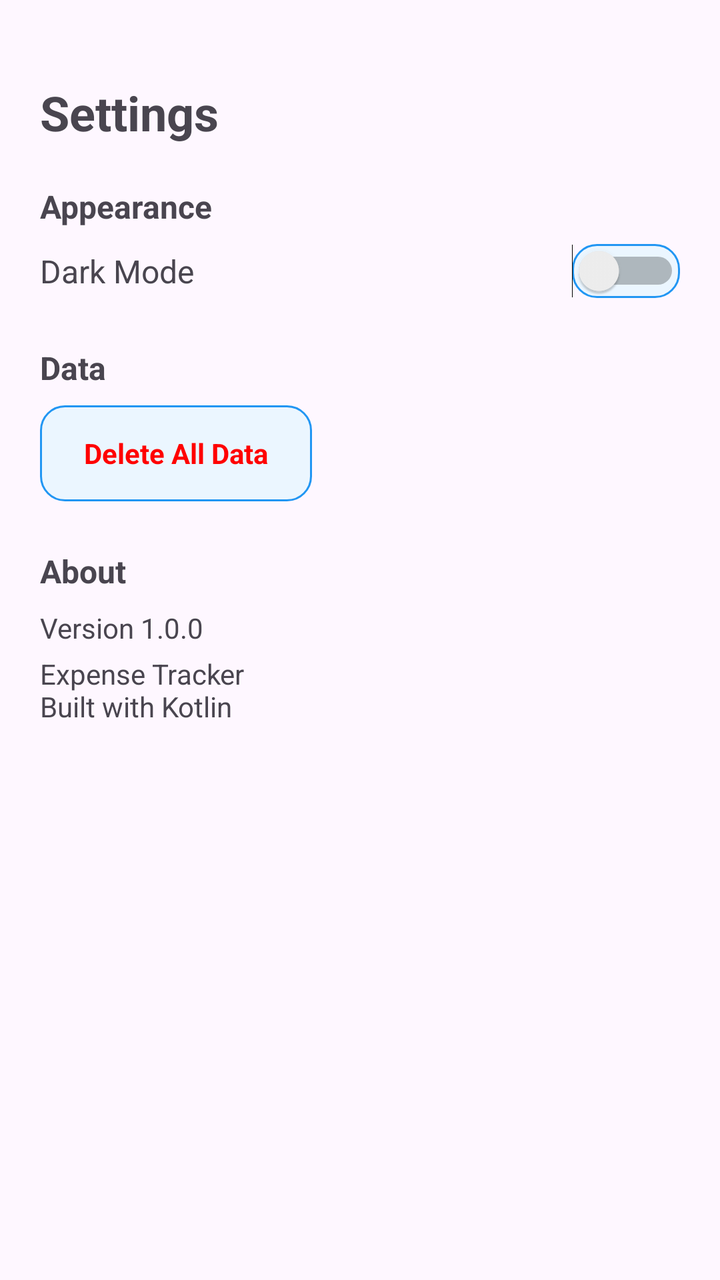
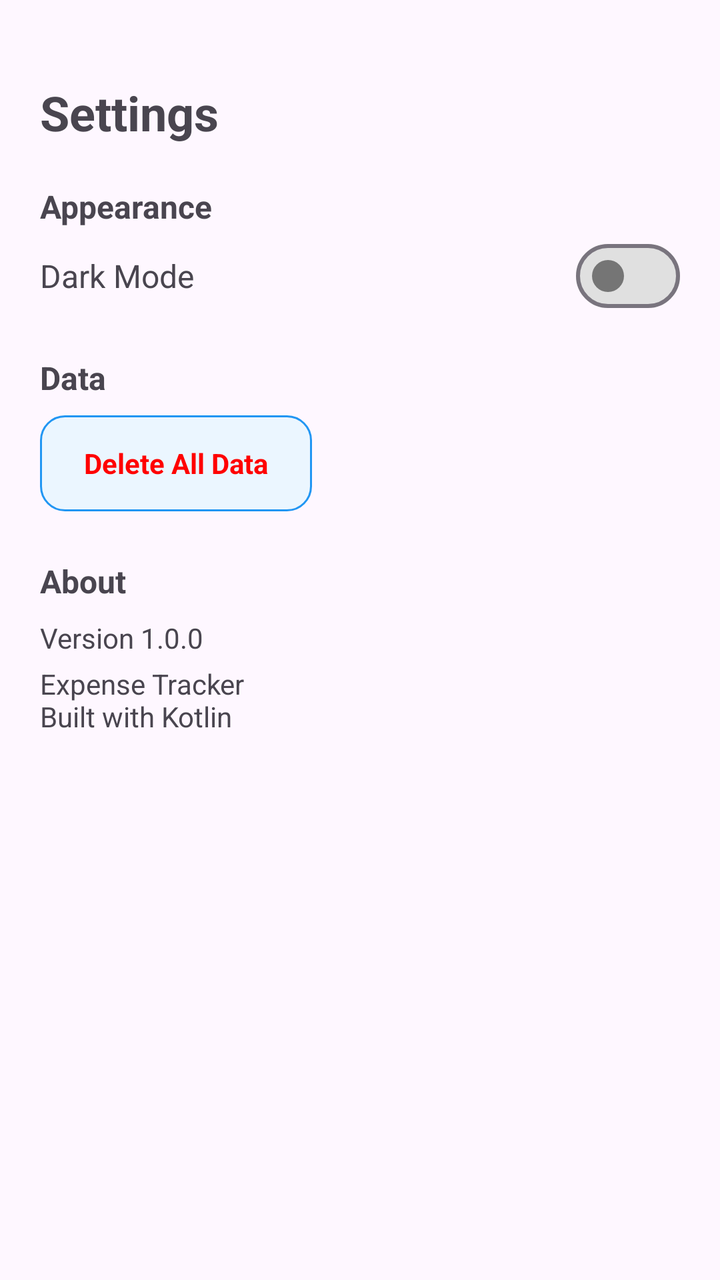

Compare the two renders of this Android layout. The source of the first and the diff that turns it into the second are given below.
<!-- AndroidManifest.xml: application theme Theme.ExpenseTracker -->
<!-- res/layout/fragment_setting.xml -->
<?xml version="1.0" encoding="utf-8"?>
<ScrollView xmlns:android="http://schemas.android.com/apk/res/android"
    android:layout_width="match_parent"
    android:layout_height="match_parent"
    android:padding="20dp">

    <LinearLayout
        android:layout_width="match_parent"
        android:layout_height="wrap_content"
        android:layout_marginTop="20dp"
        android:orientation="vertical">

        <TextView
            android:layout_width="wrap_content"
            android:layout_height="wrap_content"
            android:layout_marginBottom="12dp"
            android:text="Settings"
            android:textSize="24sp"
            android:textStyle="bold" />

        

        <TextView
            android:layout_width="wrap_content"
            android:layout_height="wrap_content"
            android:layout_marginTop="8dp"
            android:text="Appearance"
            android:textSize="16sp"
            android:textStyle="bold" />

        <LinearLayout
            android:layout_width="match_parent"
            android:layout_height="wrap_content"
            android:layout_marginTop="8dp"
            android:gravity="center_vertical"
            android:orientation="horizontal">

            <TextView
                android:layout_width="0dp"
                android:layout_height="wrap_content"
                android:layout_weight="1"
                android:text="Dark Mode"
                android:textSize="16sp" />

            <Switch
                android:id="@+id/switchDarkMode"
                android:layout_width="wrap_content"
                android:layout_height="wrap_content"
                android:background="@drawable/bg_button_ripple"/>

        </LinearLayout>

        

        <TextView
            android:layout_width="wrap_content"
            android:layout_height="wrap_content"
            android:layout_marginTop="24dp"
            android:text="Data"
            android:textSize="16sp"
            android:textStyle="bold" />

        <FrameLayout
            android:id="@+id/btnDeleteAllData"
            android:layout_width="136dp"
            android:layout_height="48dp"
            android:layout_marginTop="8dp"
            android:background="@drawable/bg_button_ripple">

            <TextView
                android:layout_width="match_parent"
                android:layout_height="match_parent"
                android:gravity="center"
                android:text="Delete All Data"
                android:textColor="@color/red"
                android:textSize="14sp"
                android:textStyle="bold" />
        </FrameLayout>

        

        <TextView
            android:layout_width="wrap_content"
            android:layout_height="wrap_content"
            android:layout_marginTop="24dp"
            android:text="About"
            android:textSize="16sp"
            android:textStyle="bold" />

        <TextView
            android:id="@+id/tvVersion"
            android:layout_width="match_parent"
            android:layout_height="wrap_content"
            android:layout_marginTop="8dp"
            android:text="Version 1.0.0"
            android:textSize="14sp" />

        <TextView
            android:id="@+id/tvAbout"
            android:layout_width="match_parent"
            android:layout_height="wrap_content"
            android:layout_marginTop="4dp"
            android:text="Expense Tracker&#10;Built with Kotlin"
            android:textSize="14sp" />

    </LinearLayout>

</ScrollView>
<!-- resources referenced by this layout -->
<resources>
  <color name="red">#FF0000</color>
  <!-- drawable bg_button_ripple (drawable) -->
  <?xml version="1.0" encoding="utf-8"?>
  <ripple xmlns:android="http://schemas.android.com/apk/res/android"
      android:color="#55000000">
  
      <item>
          <shape android:shape="rectangle">
              <solid android:color="#EBF6FF" />
              <corners android:radius="12dp" />
              <stroke android:width="1dp" android:color="#2196F3"/>
          </shape>
      </item>
  
  </ripple>
  <style name="Theme.ExpenseTracker" parent="Base.Theme.ExpenseTracker" />
  <style name="Base.Theme.ExpenseTracker" parent="Theme.Material3.DayNight.NoActionBar">
          
          
      </style>
</resources>

<!-- the commit's change to res/layout/fragment_setting.xml (unified diff, before → after) -->
@@ -2,6 +2,7 @@
 <ScrollView xmlns:android="http://schemas.android.com/apk/res/android"
     android:layout_width="match_parent"
     android:layout_height="match_parent"
+    xmlns:app="http://schemas.android.com/apk/res-auto"
     android:padding="20dp">
 
     <LinearLayout
@@ -42,11 +43,12 @@
                 android:text="Dark Mode"
                 android:textSize="16sp" />
 
-            <Switch
+            <com.google.android.material.materialswitch.MaterialSwitch
                 android:id="@+id/switchDarkMode"
                 android:layout_width="wrap_content"
-                android:layout_height="wrap_content"
-                android:background="@drawable/bg_button_ripple"/>
+                android:layout_height="16dp"
+                app:thumbTint="@drawable/switch_thumb"
+                app:trackTint="@drawable/switch_track"/>
 
         </LinearLayout>
 
<!-- resource entries referenced after the edit -->
@@ -15,7 +15,39 @@
       </item>
   
   </ripple>
+  <!-- drawable switch_thumb (drawable) -->
+  <?xml version="1.0" encoding="utf-8"?>
+  <selector xmlns:android="http://schemas.android.com/apk/res/android">
+  
+      
+      <item
+          android:state_checked="true"
+          android:color="@color/switch_thumb_on" />
+  
+      
+      <item
+          android:color="@color/switch_thumb_off" />
+  
+  </selector>
+  <!-- drawable switch_track (drawable) -->
+  <?xml version="1.0" encoding="utf-8"?>
+  <selector xmlns:android="http://schemas.android.com/apk/res/android">
+  
+      
+      <item
+          android:state_checked="true"
+          android:color="@color/switch_track_on" />
+  
+      
+      <item
+          android:color="@color/switch_track_off" />
+  
+  </selector>
   <style name="Theme.ExpenseTracker" parent="Base.Theme.ExpenseTracker" />
+  <color name="switch_thumb_on">#FFFFFF</color>
+  <color name="switch_thumb_off">#757575</color>
+  <color name="switch_track_on">#009688</color>
+  <color name="switch_track_off">#E0E0E0</color>
   <style name="Base.Theme.ExpenseTracker" parent="Theme.Material3.DayNight.NoActionBar">
           
           
